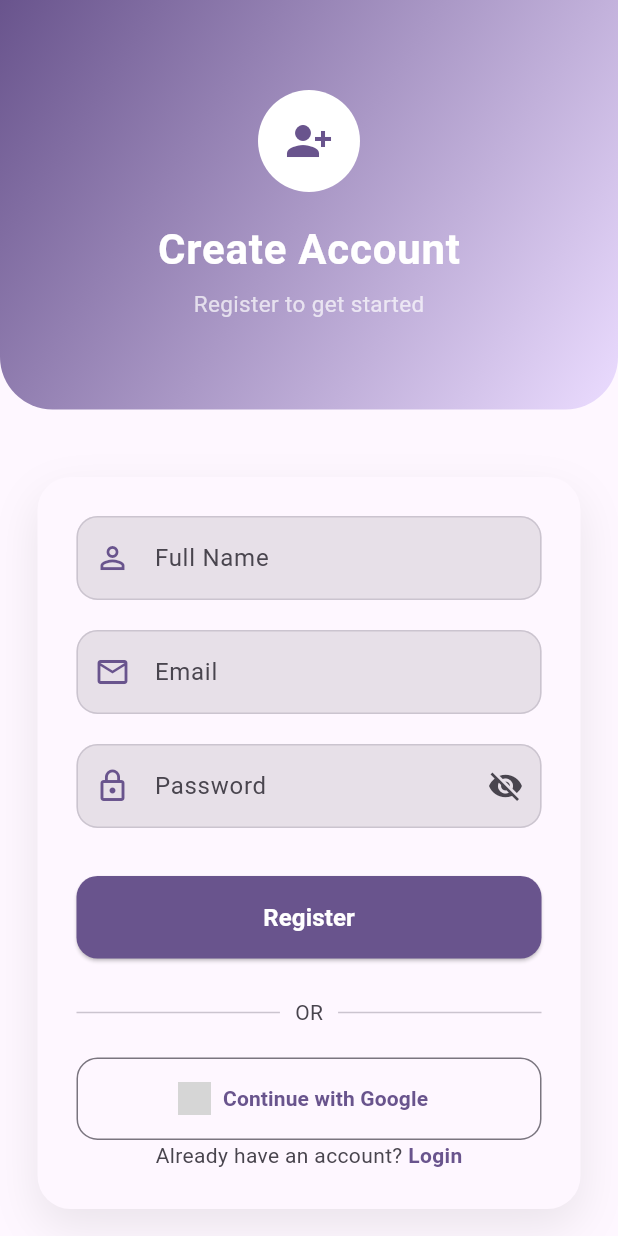
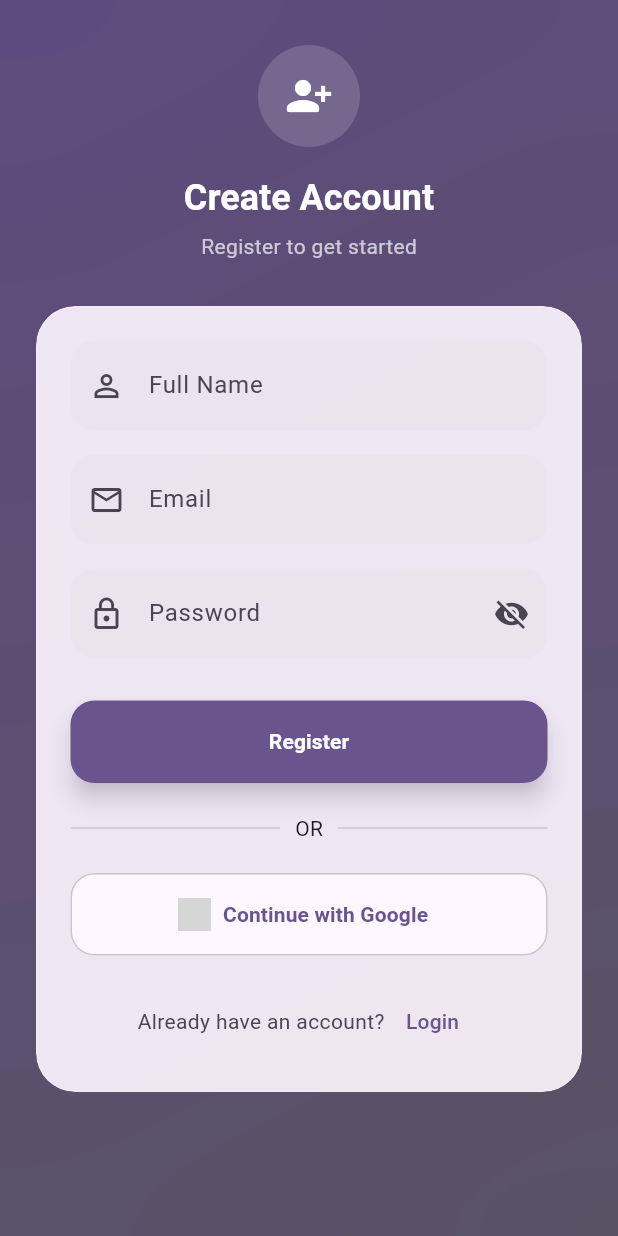
Before and after one commit to vr1449983-dotcom/new_todo_app, a Flutter app: the RegisterPage screen opened directly, on a phone screen of 412 x 824 dp. Run offline on Flutter 3.47's test engine with Material 3 defaults, Android fonts, the phone set to English and light mode, and no system bars; our stand-ins replace cached_network_image, cloud_firestore, connectivity_plus, firebase_auth, firebase_core, flutter_local_notifications and 11 more; accounts and stored records are empty; network calls fail; grey boxes are pictures that could not be loaded.

Commit message:
- initial commit

```diff
--- a/lib/screens/register_page.dart
+++ b/lib/screens/register_page.dart
@@ -1,3 +1,4 @@
+import 'dart:ui';
 import 'package:cloud_firestore/cloud_firestore.dart';
 import 'package:firebase_auth/firebase_auth.dart';
 import 'package:flutter/material.dart';
@@ -30,31 +31,23 @@ class _RegisterPageState extends State<RegisterPage> {
     return InputDecoration(
       labelText: label,
 
-      prefixIcon: Icon(
-        icon,
-        color: theme.colorScheme.primary,
-      ),
+      prefixIcon: Icon(icon),
 
       filled: true,
-      fillColor: theme.colorScheme.surfaceContainerHighest,
+      fillColor: theme.colorScheme.surfaceContainerHighest.withOpacity(0.4),
+
+      contentPadding: const EdgeInsets.symmetric(horizontal: 16, vertical: 18),
 
       border: OutlineInputBorder(
-        borderRadius: BorderRadius.circular(14),
+        borderRadius: BorderRadius.circular(16),
         borderSide: BorderSide.none,
       ),
 
-      enabledBorder: OutlineInputBorder(
-        borderRadius: BorderRadius.circular(14),
-        borderSide: BorderSide(
-          color: theme.colorScheme.outlineVariant,
-        ),
-      ),
-
       focusedBorder: OutlineInputBorder(
-        borderRadius: BorderRadius.circular(14),
+        borderRadius: BorderRadius.circular(16),
         borderSide: BorderSide(
           color: theme.colorScheme.primary,
-          width: 2,
+          width: 1.5,
         ),
       ),
     );
@@ -78,56 +71,60 @@ class _RegisterPageState extends State<RegisterPage> {
     final theme = Theme.of(context);
 
     return Scaffold(
-      backgroundColor: theme.colorScheme.surface,
-
-
-      body: SafeArea(
-        child: SingleChildScrollView(
-          child: Column(
+      body: Stack(
         children: [
 
-              /// HEADER
+          /// 🌈 GRADIENT BACKGROUND
           Container(
-                width: double.infinity,
-                padding: const EdgeInsets.symmetric(vertical: 60),
-
             decoration: BoxDecoration(
               gradient: LinearGradient(
+                colors: [
+                  theme.colorScheme.primary,
+                  theme.colorScheme.secondary,
+                ],
                 begin: Alignment.topLeft,
                 end: Alignment.bottomRight,
-                    colors: [
-                      theme.colorScheme.primary,
-                      theme.colorScheme.primaryContainer,
-                    ],
+              ),
+            ),
           ),
 
-                  borderRadius: const BorderRadius.vertical(
-                    bottom: Radius.circular(35),
+          /// 🔥 BLUR EFFECT
+          BackdropFilter(
+            filter: ImageFilter.blur(sigmaX: 40, sigmaY: 40),
+            child: Container(color: Colors.black.withOpacity(0.1)),
           ),
-                ),
+
+          SafeArea(
+            child: SingleChildScrollView(
+              padding: const EdgeInsets.symmetric(horizontal: 24),
 
               child: Column(
                 children: [
 
-                    CircleAvatar(
-                      radius: 34,
-                      backgroundColor: Colors.white,
-                      child: Icon(
-                        Icons.person_add_alt_1,
+                  const SizedBox(height: 30),
+
+                  /// 🔹 HEADER ICON
+                  Container(
+                    padding: const EdgeInsets.all(18),
+                    decoration: BoxDecoration(
+                      shape: BoxShape.circle,
+                      color: Colors.white.withOpacity(0.15),
+                    ),
+                    child: const Icon(
+                      Icons.person_add_alt_1_rounded,
                       size: 32,
-                        color: theme.colorScheme.primary,
+                      color: Colors.white,
                     ),
                   ),
 
                   const SizedBox(height: 18),
 
-                    const Text(
+                  /// TITLE
+                  Text(
                     "Create Account",
-                      style: TextStyle(
-                        fontSize: 28,
+                    style: theme.textTheme.headlineSmall?.copyWith(
+                      color: Colors.white,
                       fontWeight: FontWeight.bold,
-                        color: Colors.white,
-                        letterSpacing: 0.5,
                     ),
                   ),
 
@@ -135,35 +132,24 @@ class _RegisterPageState extends State<RegisterPage> {
 
                   const Text(
                     "Register to get started",
-                      style: TextStyle(
-                        color: Colors.white70,
-                        fontSize: 15,
-                      ),
-                    ),
-                  ],
-                ),
+                    style: TextStyle(color: Colors.white70),
                   ),
 
-              const SizedBox(height: 45),
+                  const SizedBox(height: 30),
 
-              /// FORM CARD
-              Padding(
-                padding: const EdgeInsets.symmetric(horizontal: 25),
-
+                  /// 🧊 GLASS CARD
+                  ClipRRect(
+                    borderRadius: BorderRadius.circular(26),
+                    child: BackdropFilter(
+                      filter: ImageFilter.blur(sigmaX: 20, sigmaY: 20),
                       child: Container(
-                  padding: const EdgeInsets.all(26),
-
+                        padding: const EdgeInsets.all(22),
                         decoration: BoxDecoration(
-                    color: theme.colorScheme.surface,
-                    borderRadius: BorderRadius.circular(22),
-
-                    boxShadow: [
-                      BoxShadow(
-                        color: Colors.black.withOpacity(0.08),
-                        blurRadius: 25,
-                        offset: const Offset(0, 12),
-                      )
-                    ],
+                          color: theme.colorScheme.surface.withOpacity(0.9),
+                          borderRadius: BorderRadius.circular(26),
+                          border: Border.all(
+                            color: Colors.white.withOpacity(0.2),
+                          ),
                         ),
 
                         child: Column(
@@ -178,7 +164,7 @@ class _RegisterPageState extends State<RegisterPage> {
                               ),
                             ),
 
-                      const SizedBox(height: 20),
+                            const SizedBox(height: 16),
 
                             /// EMAIL
                             TextField(
@@ -189,25 +175,22 @@ class _RegisterPageState extends State<RegisterPage> {
                               ),
                             ),
 
-                      const SizedBox(height: 20),
+                            const SizedBox(height: 16),
 
                             /// PASSWORD
                             TextField(
                               controller: passwordController,
                               obscureText: obscurePassword,
-
                               decoration: customInput(
                                 "Password",
                                 Icons.lock_outline,
                               ).copyWith(
-
                                 suffixIcon: IconButton(
                                   icon: Icon(
                                     obscurePassword
                                         ? Icons.visibility_off
                                         : Icons.visibility,
                                   ),
-
                                   onPressed: () {
                                     setState(() {
                                       obscurePassword = !obscurePassword;
@@ -217,9 +200,9 @@ class _RegisterPageState extends State<RegisterPage> {
                               ),
                             ),
 
-                      const SizedBox(height: 32),
+                            const SizedBox(height: 28),
 
-                      /// REGISTER BUTTON
+                            /// 🔥 REGISTER BUTTON
                             SizedBox(
                               width: double.infinity,
                               height: 55,
@@ -227,11 +210,11 @@ class _RegisterPageState extends State<RegisterPage> {
                               child: Obx(() => ElevatedButton(
 
                                 style: ElevatedButton.styleFrom(
+                                  elevation: 6,
+                                  shadowColor: theme.colorScheme.primary.withOpacity(0.4),
                                   backgroundColor: theme.colorScheme.primary,
-                            foregroundColor: Colors.white,
-
                                   shape: RoundedRectangleBorder(
-                              borderRadius: BorderRadius.circular(14),
+                                    borderRadius: BorderRadius.circular(16),
                                   ),
                                 ),
 
@@ -243,7 +226,6 @@ class _RegisterPageState extends State<RegisterPage> {
                                   final email = emailController.text.trim();
                                   final password = passwordController.text.trim();
 
-                            /// ✅ VALIDATION
                                   if (name.isEmpty || email.isEmpty || password.isEmpty) {
                                     Get.snackbar("Error", "All fields are required");
                                     return;
@@ -257,14 +239,12 @@ class _RegisterPageState extends State<RegisterPage> {
                                   try {
                                     controller.isLoading.value = true;
 
-                              /// 🔥 CHECK IN FIREBASE AUTH
                                     final methods = await FirebaseAuth.instance
                                         .fetchSignInMethodsForEmail(email);
 
                                     if (methods.isNotEmpty) {
                                       controller.isLoading.value = false;
 
-                                /// ❌ USER EXISTS → GO TO LOGIN PAGE
                                       Get.snackbar(
                                         "Account Exists",
                                         "Redirecting to login...",
@@ -280,7 +260,6 @@ class _RegisterPageState extends State<RegisterPage> {
                                       return;
                                     }
 
-                              /// ✅ OPTIONAL FIRESTORE CHECK
                                     final query = await FirebaseFirestore.instance
                                         .collection("users")
                                         .where("email", isEqualTo: email)
@@ -307,7 +286,6 @@ class _RegisterPageState extends State<RegisterPage> {
 
                                     controller.isLoading.value = false;
 
-                              /// 🚀 NEW USER → PRIVACY POLICY
                                     Get.to(
                                           () => const PrivacyPolicyPage(),
                                       arguments: {
@@ -323,68 +301,59 @@ class _RegisterPageState extends State<RegisterPage> {
                                   }
                                 },
 
-                          child: AnimatedSwitcher(
-                            duration: const Duration(milliseconds: 250),
-
                                 child: controller.isLoading.value
                                     ? const SizedBox(
                                   height: 22,
                                   width: 22,
                                   child: CircularProgressIndicator(
-                                strokeWidth: 3,
+                                    strokeWidth: 2.5,
                                     color: Colors.white,
                                   ),
                                 )
                                     : const Text(
                                   "Register",
                                   style: TextStyle(
-                                fontSize: 16,
                                     fontWeight: FontWeight.bold,
-                              ),
+                                    color: Colors.white,
                                   ),
                                 ),
                               )),
                             ),
 
-                      const SizedBox(height: 26),
+                            const SizedBox(height: 20),
 
-
-                      /// 🔹 DIVIDER
+                            /// DIVIDER
                             Row(
-                        children: [
-                          const Expanded(child: Divider()),
+                              children: const [
+                                Expanded(child: Divider()),
                                 Padding(
-                            padding: const EdgeInsets.symmetric(horizontal: 10),
-                            child: Text(
-                              "OR",
-                              style: TextStyle(
-                                color: Theme.of(context).colorScheme.onSurfaceVariant,
+                                  padding: EdgeInsets.symmetric(horizontal: 10),
+                                  child: Text("OR"),
                                 ),
-                            ),
-                          ),
-                          const Expanded(child: Divider()),
+                                Expanded(child: Divider()),
                               ],
                             ),
 
                             const SizedBox(height: 20),
 
-                      /// 🔐 GOOGLE SIGN-IN BUTTON
+                            /// GOOGLE BUTTON
                             SizedBox(
                               width: double.infinity,
                               height: 55,
 
                               child: OutlinedButton.icon(
                                 style: OutlinedButton.styleFrom(
+                                  backgroundColor: theme.colorScheme.surface,
                                   shape: RoundedRectangleBorder(
-                              borderRadius: BorderRadius.circular(14),
+                                    borderRadius: BorderRadius.circular(16),
                                   ),
                                   side: BorderSide(
-                              color: Theme.of(context).colorScheme.outline,
+                                    color: theme.colorScheme.outlineVariant,
                                   ),
                                 ),
 
                                 onPressed: () {
-                            controller.signInWithGoogle(); // ✅ CALL ONLY
+                                  controller.signInWithGoogle();
                                 },
 
                                 icon: Image.network(
@@ -394,50 +363,43 @@ class _RegisterPageState extends State<RegisterPage> {
 
                                 label: const Text(
                                   "Continue with Google",
+                                  style: TextStyle(fontWeight: FontWeight.w600),
+                                ),
+                              ),
+                            ),
+
+                            const SizedBox(height: 20),
+
+                            /// LOGIN LINK
+                            Row(
+                              mainAxisAlignment: MainAxisAlignment.center,
+                              children: [
+                                Text(
+                                  "Already have an account?",
                                   style: TextStyle(
-                              fontWeight: FontWeight.w600,
+                                    color: theme.colorScheme.onSurfaceVariant,
+                                  ),
+                                ),
+                                TextButton(
+                                  onPressed: () {
+                                    Get.back();
+                                  },
+                                  child: const Text("Login"),
+                                ),
+                              ],
+                            )
+                          ],
                         ),
                       ),
                     ),
                   ),
 
-                      /// LOGIN LINK
-                      Row(
-                        mainAxisAlignment: MainAxisAlignment.center,
-                        children: [
-
-                          Text(
-                            "Already have an account? ",
-                            style: TextStyle(
-                              color: theme.colorScheme.onSurfaceVariant,
-                            ),
-                          ),
-
-                          GestureDetector(
-                            onTap: () {
-                              Get.back();
-                            },
-
-                            child: Text(
-                              "Login",
-                              style: TextStyle(
-                                color: theme.colorScheme.primary,
-                                fontWeight: FontWeight.bold,
+                  const SizedBox(height: 30),
+                ],
               ),
             ),
           ),
         ],
-                      )
-
-                    ],
-                  ),
-                ),
-              ),
-
-              const SizedBox(height: 35),
-            ],
-          ),
-        ),
       ),
     );
   }
```
Lines whose indentation alone changed are shown as unchanged.
